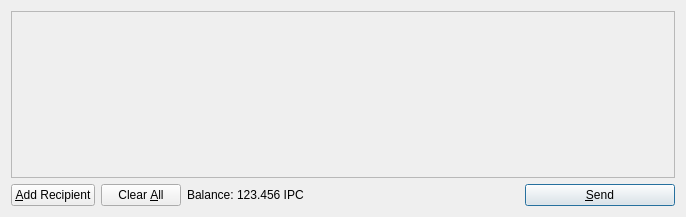
The window that src/qt/forms/sendcoinsdialog.ui (AssMuffin/Skrrtcoin) describes before a commit, drawn with Qt 5.
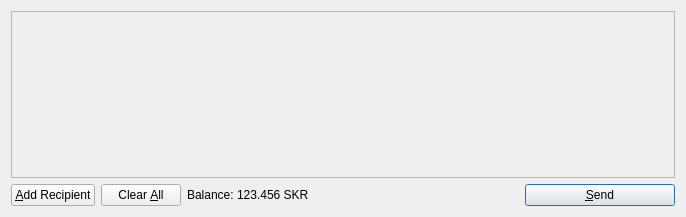
The same window after the commit. Icons and pictures are not drawn.

Diff of the .ui file:
```diff
--- a/src/qt/forms/sendcoinsdialog.ui
+++ b/src/qt/forms/sendcoinsdialog.ui
@@ -119,7 +119,7 @@
           <cursorShape>IBeamCursor</cursorShape>
          </property>
          <property name="text">
-          <string>123.456 IPC</string>
+          <string>123.456 SKR</string>
          </property>
          <property name="textInteractionFlags">
           <set>Qt::LinksAccessibleByMouse|Qt::TextSelectableByKeyboard|Qt::TextSelectableByMouse</set>
```
